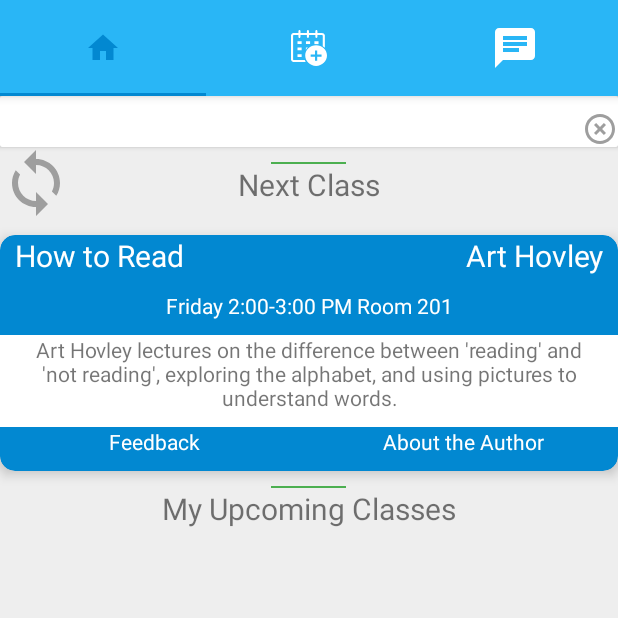
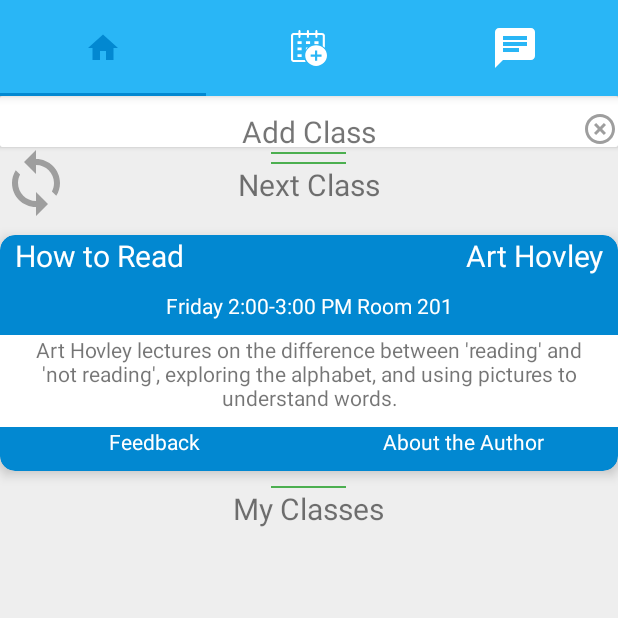
Before and after one commit to rphovley/storymakerevents, an Android app: the fragment BreakoutFragment placed in its activity, on a phone screen of 412 x 824 dp, the top half of it. Run offline under Robolectric (Android 15) with nearby library versions, the phone set to English and light mode, and no system bars; our stand-ins replace Volley; network calls fail; 3 statements that could not run were skipped.

Commit message:
Updated Layouts for breakouts and added a "Feedback" fragment

```diff
--- a/app/src/main/java/innatemobile/storymakerevents/Fragments/BreakoutFragment.java
+++ b/app/src/main/java/innatemobile/storymakerevents/Fragments/BreakoutFragment.java
@@ -34,7 +34,7 @@ public class BreakoutFragment extends Fragment {
     public View onCreateView(LayoutInflater inflater, ViewGroup container,
                              Bundle savedInstanceState) {
         // Inflate the layout for this fragment
-        View view = inflater.inflate(R.layout.recyclerview_container, container, false);
+        View view = inflater.inflate(R.layout.breakout_fragment, container, false);
         breakoutView = (RecyclerView) view.findViewById(R.id.recyclerview);
         breakoutView.setHasFixedSize(true);
         llm = new LinearLayoutManager(getContext());
--- /dev/null
+++ b/app/src/main/res/layout/breakout_fragment.xml
@@ -0,0 +1,20 @@
+<?xml version="1.0" encoding="utf-8"?>
+<LinearLayout xmlns:android="http://schemas.android.com/apk/res/android"
+    android:orientation="vertical" android:layout_width="match_parent"
+    android:layout_height="match_parent">
+    <LinearLayout
+        android:layout_width="match_parent"
+        android:layout_height="wrap_content"
+        android:layout_marginTop="@dimen/margin"
+        android:orientation="vertical">
+        <innatemobile.storymakerevents.CustomViews.RobotoTextView
+            android:layout_width="wrap_content"
+            android:layout_height="wrap_content"
+            android:layout_gravity="center"
+            android:text="@string/sAddClass"
+            android:textSize="@dimen/text_header"/>
+        <innatemobile.storymakerevents.CustomViews.RobotoTextView
+            style="@style/top_header_border"/>
+    </LinearLayout>
+    <include layout="@layout/recyclerview_container"/>
+</LinearLayout>
--- a/app/src/main/res/layout/fixed_home_recyclerview_content.xml
+++ b/app/src/main/res/layout/fixed_home_recyclerview_content.xml
@@ -119,7 +119,7 @@
             android:layout_width="wrap_content"
             android:layout_height="wrap_content"
             android:layout_gravity="center"
-            android:text="My Upcoming Classes"
+            android:text="@string/sMyClasses"
             android:textSize="@dimen/text_header"/>
     </LinearLayout>
     <!--MY UPCOMING CLASS HEADER-->
--- a/app/src/main/res/values/strings.xml
+++ b/app/src/main/res/values/strings.xml
@@ -16,4 +16,9 @@
     <string name="sFirstClass">Add your first class</string>
     <string name="title_activity_add_schedule">AddScheduleActivity</string>
     <string name="title_activity_presentation">PresentationActivity</string>
+    <string name="sMyClasses">My Classes</string>
+    <string name="sAddClass">Add Class</string>
+    <string name="sFeedback">Feedback</string>
+    <string name="sConferenceFeedback">Click here to take conference feedback</string>
+    <string name="sCourseFeedback">Click here to take course feedback</string>
 </resources>
```
Also changed, not shown: app/src/main/java/innatemobile/storymakerevents/Activities/PresentationActivity.java (+4 -4 lines), app/src/main/java/innatemobile/storymakerevents/Fragments/FeedbackFragment.java (added, +30 -0 lines), app/src/main/res/layout/fragment_feedback.xml (added, +35 -0 lines).
